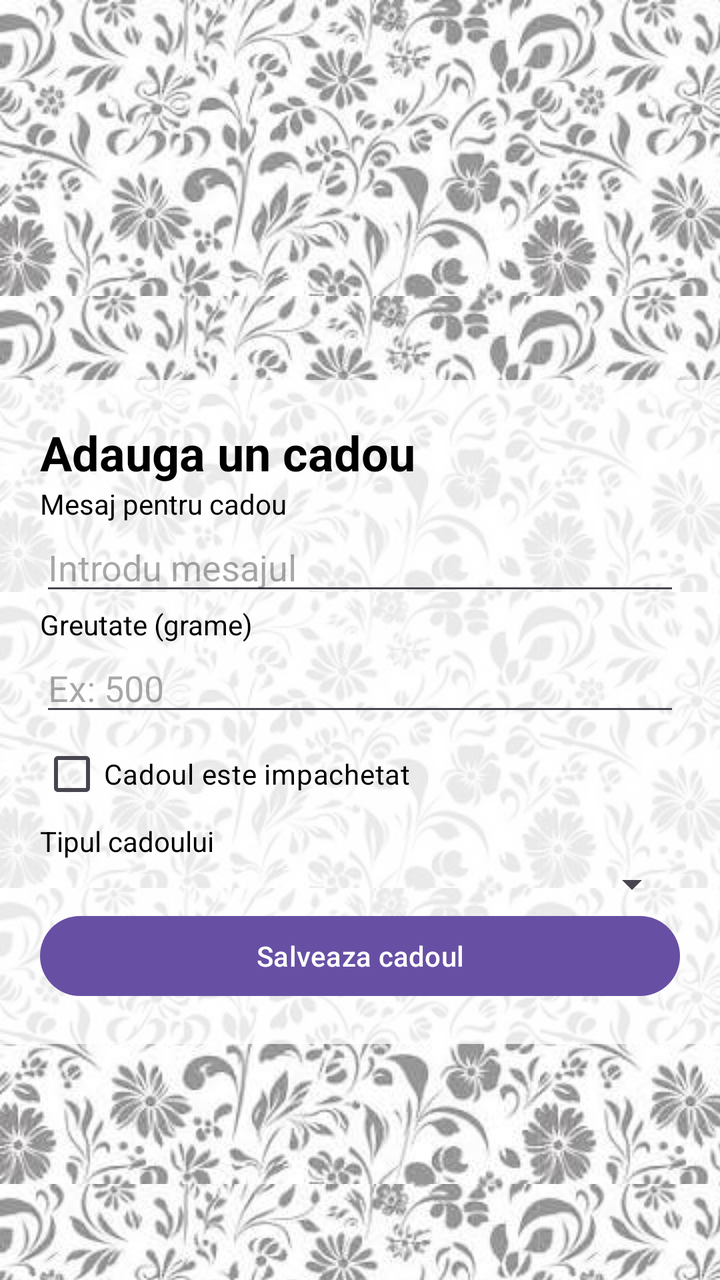
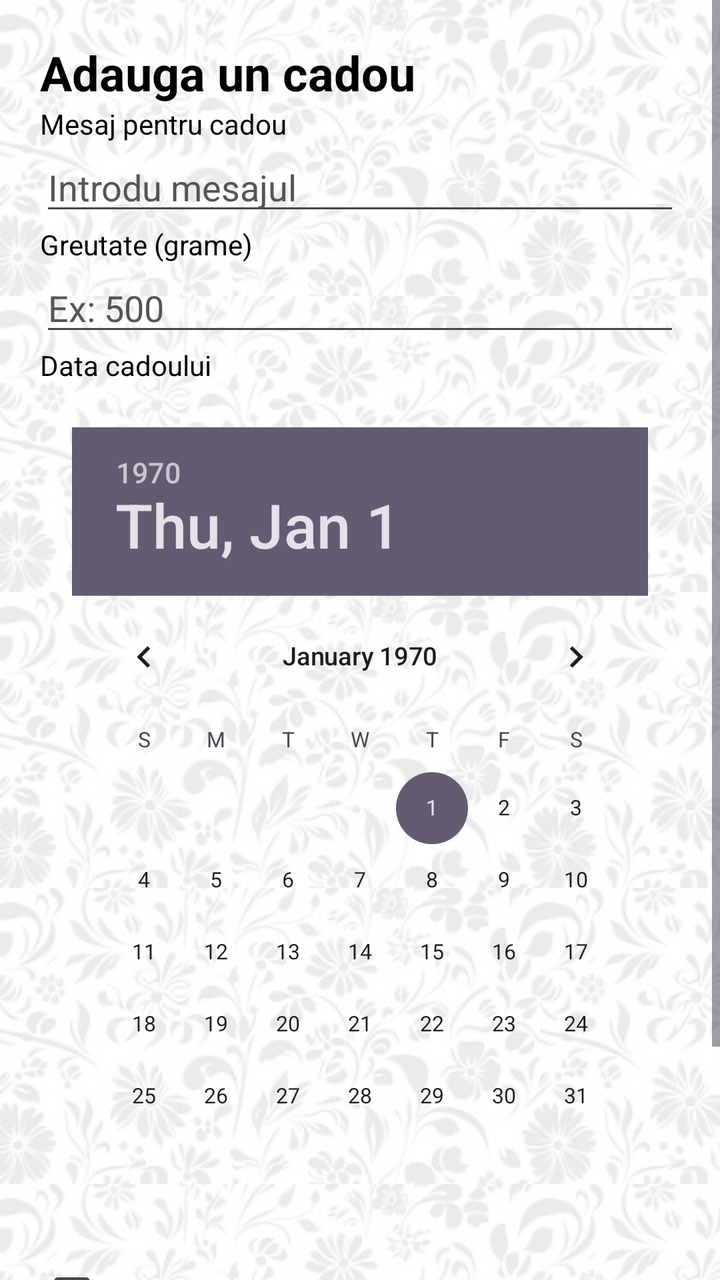

Compare the two renders of this Android layout. The source of the first and the diff that turns it into the second are given below.
<!-- AndroidManifest.xml: application theme Theme.Laborator_2 -->
<!-- res/layout/activity_get_present.xml -->
<?xml version="1.0" encoding="utf-8"?>
<ScrollView xmlns:android="http://schemas.android.com/apk/res/android"
    android:layout_width="match_parent"
    android:layout_height="match_parent"
    android:background="@drawable/background_flowers">

    <LinearLayout
        android:layout_width="match_parent"
        android:layout_height="wrap_content"
        android:orientation="vertical"
        android:padding="20dp"
        android:layout_marginTop="190dp"
        android:background="#CCFFFFFF">

        <TextView
            android:id="@+id/tvTitle"
            android:layout_width="wrap_content"
            android:layout_height="wrap_content"
            android:text="Adauga un cadou"
            android:textSize="24sp"
            android:textStyle="bold"
            android:textColor="#000000"/>

        <TextView
            android:layout_width="wrap_content"
            android:layout_height="wrap_content"
            android:text="Mesaj pentru cadou"
            android:textColor="#000000"/>

        <EditText
            android:id="@+id/etMessage"
            android:layout_width="match_parent"
            android:layout_height="wrap_content"
            android:hint="Introdu mesajul"
            android:textColor="#000000"/>

        <TextView
            android:layout_width="wrap_content"
            android:layout_height="wrap_content"
            android:text="Greutate (grame)"
            android:textColor="#000000"/>

        <EditText
            android:id="@+id/etWeight"
            android:layout_width="match_parent"
            android:layout_height="wrap_content"
            android:hint="Ex: 500"
            android:inputType="number"
            android:textColor="#000000"/>

        <CheckBox
            android:id="@+id/cbOpened"
            android:layout_width="wrap_content"
            android:layout_height="wrap_content"
            android:text="Cadoul este impachetat"
            android:textColor="#000000"/>

        <TextView
            android:layout_width="wrap_content"
            android:layout_height="wrap_content"
            android:text="Tipul cadoului"
            android:textColor="#000000"/>

        <Spinner
            android:id="@+id/spObjectType"
            android:layout_width="match_parent"
            android:layout_height="wrap_content"
            android:textColor="#000000"/>

        <Button
            android:id="@+id/btnSaveCadou"
            android:layout_width="match_parent"
            android:layout_height="wrap_content"
            android:text="Salveaza cadoul" />

    </LinearLayout>

</ScrollView>
<!-- resources referenced by this layout -->
<resources>
  <!-- drawable background_flowers (drawable) -->
  <?xml version="1.0" encoding="utf-8"?>
  <layer-list xmlns:android="http://schemas.android.com/apk/res/android">
  
      
      <item>
          <shape android:shape="rectangle">
              <solid android:color="#FFE4EC"/>
          </shape>
      </item>
  
      
      <item android:alpha="0.10">
          <bitmap
              android:src="@drawable/download"
              android:tileMode="repeat"
              android:gravity="center"
              android:width="120dp"
              android:height="120dp"/>
      </item>
  
  </layer-list>
  <style name="Theme.Laborator_2" parent="Base.Theme.Laborator_2" />
  <!-- drawable download: jpg bitmap (drawable, 11931 bytes) -->
  <style name="Base.Theme.Laborator_2" parent="Theme.Material3.DayNight.NoActionBar">
          
          
      </style>
</resources>

<!-- the commit's change to res/layout/activity_get_present.xml (unified diff, before → after) -->
@@ -7,38 +7,38 @@
     <LinearLayout
         android:layout_width="match_parent"
         android:layout_height="wrap_content"
+        android:background="#CCFFFFFF"
         android:orientation="vertical"
-        android:padding="20dp"
-        android:layout_marginTop="190dp"
-        android:background="#CCFFFFFF">
+        android:padding="20dp">
 
         <TextView
             android:id="@+id/tvTitle"
             android:layout_width="wrap_content"
             android:layout_height="wrap_content"
             android:text="Adauga un cadou"
+            android:textColor="#000000"
             android:textSize="24sp"
-            android:textStyle="bold"
-            android:textColor="#000000"/>
+            android:textStyle="bold" />
 
         <TextView
             android:layout_width="wrap_content"
             android:layout_height="wrap_content"
             android:text="Mesaj pentru cadou"
-            android:textColor="#000000"/>
+            android:textColor="#000000" />
 
         <EditText
             android:id="@+id/etMessage"
             android:layout_width="match_parent"
             android:layout_height="wrap_content"
             android:hint="Introdu mesajul"
-            android:textColor="#000000"/>
+            android:textColor="#000000"
+            android:textColorHint="#555555" />
 
         <TextView
             android:layout_width="wrap_content"
             android:layout_height="wrap_content"
             android:text="Greutate (grame)"
-            android:textColor="#000000"/>
+            android:textColor="#000000" />
 
         <EditText
             android:id="@+id/etWeight"
@@ -46,26 +46,41 @@
             android:layout_height="wrap_content"
             android:hint="Ex: 500"
             android:inputType="number"
-            android:textColor="#000000"/>
+            android:textColor="#000000"
+            android:textColorHint="#555555" />
+
+        <TextView
+            android:layout_width="wrap_content"
+            android:layout_height="wrap_content"
+            android:text="Data cadoului"
+            android:textColor="#000000" />
+
+        <DatePicker
+            android:id="@+id/datePicker"
+            android:layout_width="match_parent"
+            android:layout_height="wrap_content"
+            android:calendarViewShown="true"
+            android:spinnersShown="false"
+            android:scaleX="0.9"
+            android:scaleY="0.9" />
 
         <CheckBox
             android:id="@+id/cbOpened"
             android:layout_width="wrap_content"
             android:layout_height="wrap_content"
             android:text="Cadoul este impachetat"
-            android:textColor="#000000"/>
+            android:textColor="#000000" />
 
         <TextView
             android:layout_width="wrap_content"
             android:layout_height="wrap_content"
             android:text="Tipul cadoului"
-            android:textColor="#000000"/>
+            android:textColor="#000000" />
 
         <Spinner
             android:id="@+id/spObjectType"
             android:layout_width="match_parent"
-            android:layout_height="wrap_content"
-            android:textColor="#000000"/>
+            android:layout_height="wrap_content" />
 
         <Button
             android:id="@+id/btnSaveCadou"
